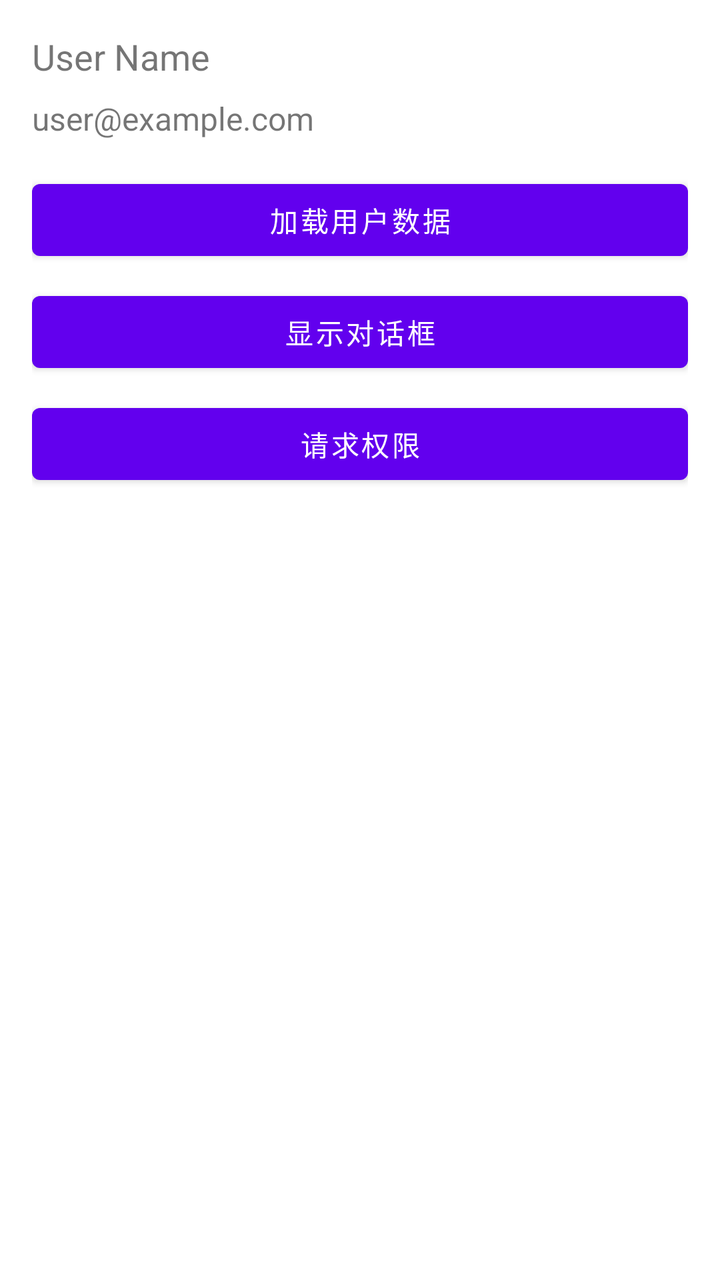
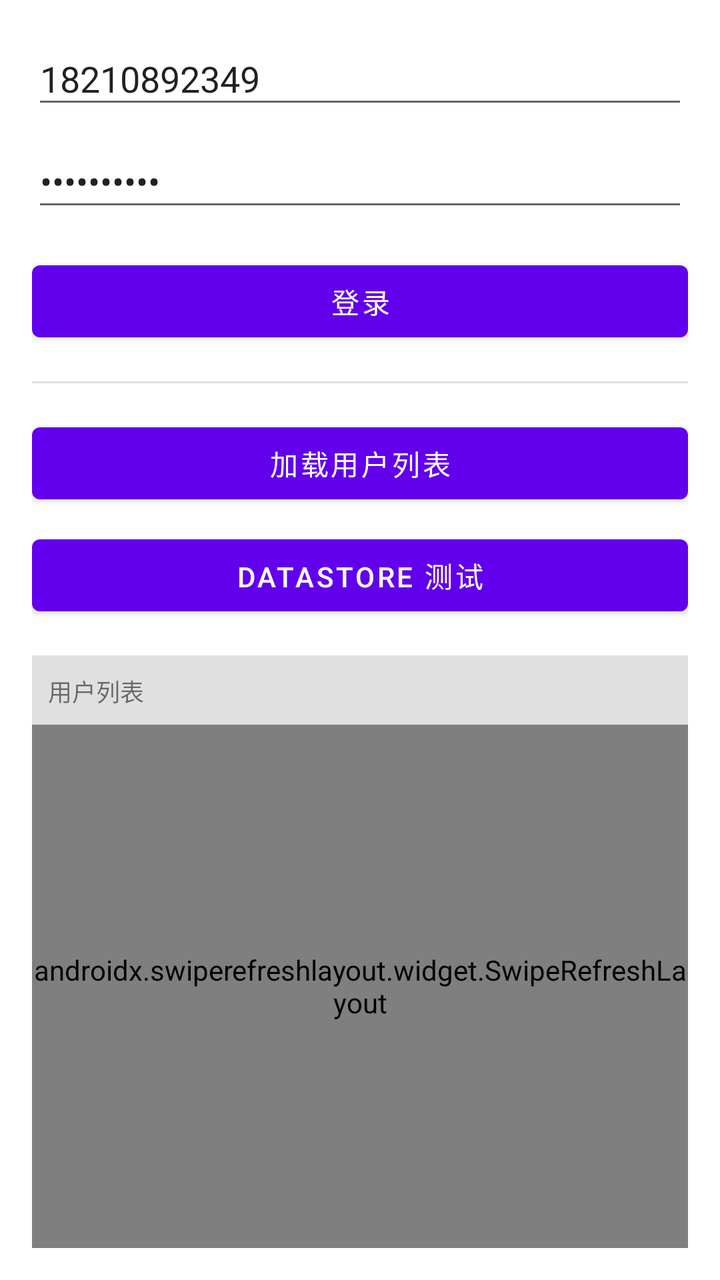

Before-and-after screenshots of an Android layout around one commit, followed by the original layout XML and the change that was made.
<!-- AndroidManifest.xml: application theme Theme.MVVMCore.Demo -->
<!-- res/layout/activity_main.xml -->
<?xml version="1.0" encoding="utf-8"?>
<LinearLayout xmlns:android="http://schemas.android.com/apk/res/android"
    android:layout_width="match_parent"
    android:layout_height="match_parent"
    android:orientation="vertical"
    android:padding="16dp">

    <TextView
        android:id="@+id/tv_user_name"
        android:layout_width="wrap_content"
        android:layout_height="wrap_content"
        android:textSize="18sp"
        android:text="User Name" />

    <TextView
        android:id="@+id/tv_user_email"
        android:layout_width="wrap_content"
        android:layout_height="wrap_content"
        android:textSize="16sp"
        android:text="user@example.com"
        android:layout_marginTop="8dp" />

    <Button
        android:id="@+id/btn_load_data"
        android:layout_width="match_parent"
        android:layout_height="wrap_content"
        android:text="加载用户数据"
        android:layout_marginTop="16dp" />

    <Button
        android:id="@+id/btn_show_dialog"
        android:layout_width="match_parent"
        android:layout_height="wrap_content"
        android:text="显示对话框"
        android:layout_marginTop="8dp" />

    <Button
        android:id="@+id/btn_request_permission"
        android:layout_width="match_parent"
        android:layout_height="wrap_content"
        android:text="请求权限"
        android:layout_marginTop="8dp" />

</LinearLayout>
<!-- resources referenced by this layout -->
<resources>
  <style name="Theme.MVVMCore.Demo" parent="Theme.MaterialComponents.DayNight.DarkActionBar">
          
          <item name="colorPrimary">@color/purple_500</item>
          <item name="colorPrimaryVariant">@color/purple_700</item>
          <item name="colorOnPrimary">@color/white</item>
          
          <item name="colorSecondary">@color/teal_200</item>
          <item name="colorSecondaryVariant">@color/teal_700</item>
          <item name="colorOnSecondary">@color/black</item>
          
          <item name="android:statusBarColor">?attr/colorPrimaryVariant</item>
          
      </style>
  <color name="purple_500">#FF6200EE</color>
  <color name="purple_700">#FF3700B3</color>
  <color name="white">#FFFFFFFF</color>
  <color name="teal_200">#FF03DAC5</color>
  <color name="teal_700">#FF018786</color>
  <color name="black">#FF000000</color>
</resources>

<!-- the commit's change to res/layout/activity_main.xml (unified diff, before → after) -->
@@ -5,40 +5,81 @@
     android:orientation="vertical"
     android:padding="16dp">
 
-    <TextView
-        android:id="@+id/tv_user_name"
-        android:layout_width="wrap_content"
+    
+    <EditText
+        android:id="@+id/et_username"
+        android:layout_width="match_parent"
         android:layout_height="wrap_content"
-        android:textSize="18sp"
-        android:text="User Name" />
+        android:hint="用户名"
+        android:text="18210892349" />
 
-    <TextView
-        android:id="@+id/tv_user_email"
-        android:layout_width="wrap_content"
+    <EditText
+        android:id="@+id/et_password"
+        android:layout_width="match_parent"
         android:layout_height="wrap_content"
-        android:textSize="16sp"
-        android:text="user@example.com"
+        android:hint="密码"
+        android:text="whwl133656"
+        android:inputType="textPassword"
         android:layout_marginTop="8dp" />
 
+    <Button
+        android:id="@+id/btn_login"
+        android:layout_width="match_parent"
+        android:layout_height="wrap_content"
+        android:text="登录"
+        android:layout_marginTop="16dp" />
+
+    
+    <View
+        android:layout_width="match_parent"
+        android:layout_height="1dp"
+        android:background="@color/divider"
+        android:layout_marginTop="16dp" />
+
+    
     <Button
         android:id="@+id/btn_load_data"
         android:layout_width="match_parent"
         android:layout_height="wrap_content"
-        android:text="加载用户数据"
+        android:text="加载用户列表"
         android:layout_marginTop="16dp" />
 
     <Button
-        android:id="@+id/btn_show_dialog"
+        android:id="@+id/btn_data_store"
         android:layout_width="match_parent"
         android:layout_height="wrap_content"
-        android:text="显示对话框"
+        android:text="DataStore 测试"
         android:layout_marginTop="8dp" />
 
-    <Button
-        android:id="@+id/btn_request_permission"
+    
+    <View
+        android:layout_width="match_parent"
+        android:layout_height="1dp"
+        android:background="@color/divider"
+        android:layout_marginTop="16dp" />
+
+    
+    <TextView
+        android:id="@+id/tv_list_info"
         android:layout_width="match_parent"
         android:layout_height="wrap_content"
-        android:text="请求权限"
-        android:layout_marginTop="8dp" />
+        android:padding="8dp"
+        android:text="用户列表"
+        android:textSize="12sp"
+        android:background="@color/grey_light" />
+
+    
+    <androidx.swiperefreshlayout.widget.SwipeRefreshLayout
+        android:id="@+id/swipe_refresh_layout"
+        android:layout_width="match_parent"
+        android:layout_height="0dp"
+        android:layout_weight="1">
+
+        <androidx.recyclerview.widget.RecyclerView
+            android:id="@+id/recycler_view"
+            android:layout_width="match_parent"
+            android:layout_height="match_parent" />
+
+    </androidx.swiperefreshlayout.widget.SwipeRefreshLayout>
 
 </LinearLayout>
<!-- resource entries referenced after the edit -->
@@ -1,5 +1,7 @@
 <!-- resources referenced by this layout -->
 <resources>
+  <color name="divider">#FFE0E0E0</color>
+  <color name="grey_light">#FFE0E0E0</color>
   <style name="Theme.MVVMCore.Demo" parent="Theme.MaterialComponents.DayNight.DarkActionBar">
           
           <item name="colorPrimary">@color/purple_500</item>
